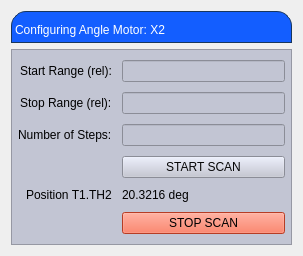
The window that angle_x2.ui (carogee/snd_screens) describes before a commit, drawn with Qt 5.
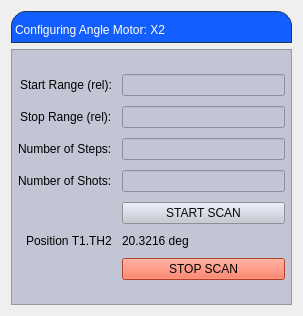
The same window after the commit. Custom widgets are drawn as their Qt base class.

Commit message: add option to change nShots

```diff
--- a/angle_x2.ui
+++ b/angle_x2.ui
@@ -7,7 +7,7 @@
     <x>0</x>
     <y>0</y>
     <width>303</width>
-    <height>256</height>
+    <height>316</height>
    </rect>
   </property>
   <property name="windowTitle">
@@ -87,7 +87,7 @@
            <number>6</number>
           </property>
           <item row="1" column="0">
-           <widget class="QLabel" name="label_2">
+           <widget class="QLabel" name="StartRange">
             <property name="text">
              <string>Start Range (rel):</string>
             </property>
@@ -122,13 +122,10 @@
             <property name="channel" stdset="0">
              <string/>
             </property>
-            <property name="displayFormat" stdset="0">
-             <enum>PyDMLineEdit::String</enum>
-            </property>
            </widget>
           </item>
           <item row="2" column="0">
-           <widget class="QLabel" name="label_3">
+           <widget class="QLabel" name="StopRange">
             <property name="text">
              <string>Stop Range (rel):</string>
             </property>
@@ -169,7 +166,7 @@
            </widget>
           </item>
           <item row="3" column="0">
-           <widget class="QLabel" name="label_4">
+           <widget class="QLabel" name="nSteps">
             <property name="text">
              <string>Number of Steps:</string>
             </property>
@@ -209,8 +206,8 @@
             </property>
            </widget>
           </item>
-          <item row="4" column="0">
-           <widget class="PyDMByteIndicator" name="PyDMByteIndicator">
+          <item row="5" column="0">
+           <widget class="PyDMByteIndicator" name="PyDMByteIndicator" native="true">
             <property name="toolTip">
              <string/>
             </property>
@@ -235,9 +232,6 @@
             <property name="circles" stdset="0">
              <bool>true</bool>
             </property>
-            <property name="labelPosition" stdset="0">
-             <enum>QTabWidget::South</enum>
-            </property>
             <property name="numBits" stdset="0">
              <number>1</number>
             </property>
@@ -251,7 +245,7 @@
             </property>
            </widget>
           </item>
-          <item row="4" column="1">
+          <item row="5" column="1">
            <widget class="PyDMPushButton" name="startButton">
             <property name="toolTip">
              <string/>
@@ -270,7 +264,7 @@
             </property>
            </widget>
           </item>
-          <item row="5" column="0">
+          <item row="6" column="0">
            <widget class="PyDMLabel" name="PyDMLabel">
             <property name="toolTip">
              <string/>
@@ -283,7 +277,7 @@
             </property>
            </widget>
           </item>
-          <item row="5" column="1">
+          <item row="6" column="1">
            <widget class="PyDMLabel" name="PyDMLabel_2">
             <property name="toolTip">
              <string/>
@@ -317,7 +311,7 @@
             </property>
            </widget>
           </item>
-          <item row="6" column="1">
+          <item row="7" column="1">
            <widget class="PyDMPushButton" name="stopButton">
             <property name="toolTip">
              <string/>
@@ -340,6 +334,16 @@
             </property>
            </widget>
           </item>
+          <item row="4" column="0">
+           <widget class="QLabel" name="nShots">
+            <property name="text">
+             <string>Number of Shots:</string>
+            </property>
+           </widget>
+          </item>
+          <item row="4" column="1">
+           <widget class="PyDMLineEdit" name="nShotsLineEdit"/>
+          </item>
          </layout>
         </item>
        </layout>
```
The commit also changes 6 other files.
